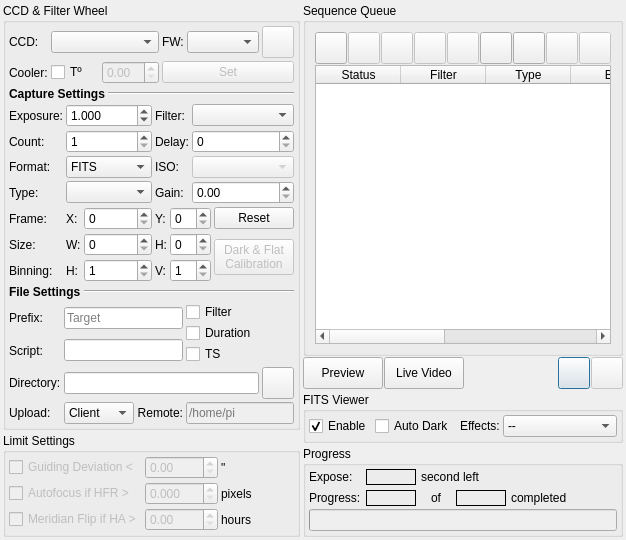
This is kstars/ekos/capture/capture.ui in KDE/kstars as Qt 5 draws it before an edit. The edited form follows.
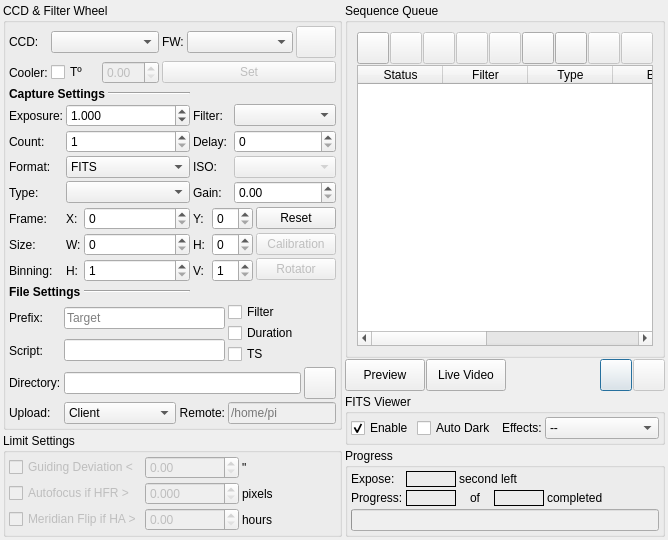
This is the edited form.

Commit message: Initial work for rotator support.

What changed in the file:
```diff
--- a/kstars/ekos/capture/capture.ui
+++ b/kstars/ekos/capture/capture.ui
@@ -6,8 +6,8 @@
    <rect>
     <x>0</x>
     <y>0</y>
-    <width>623</width>
-    <height>519</height>
+    <width>662</width>
+    <height>517</height>
    </rect>
   </property>
   <layout class="QHBoxLayout" name="horizontalLayout_2" stretch="1,2">
@@ -51,10 +51,7 @@
        <property name="title">
         <string>CCD &amp;&amp; Filter Wheel</string>
        </property>
-       <layout class="QVBoxLayout" name="verticalLayout_3">
-        <property name="spacing">
-         <number>3</number>
-        </property>
+       <layout class="QGridLayout" name="gridLayout">
         <property name="leftMargin">
          <number>3</number>
         </property>
@@ -67,7 +64,10 @@
         <property name="bottomMargin">
          <number>3</number>
         </property>
-        <item>
+        <property name="spacing">
+         <number>3</number>
+        </property>
+        <item row="0" column="0" colspan="7">
          <layout class="QGridLayout" name="gridLayout_4">
           <property name="spacing">
            <number>3</number>
@@ -204,7 +204,7 @@
           </item>
          </layout>
         </item>
-        <item>
+        <item row="1" column="0" colspan="3">
          <layout class="QHBoxLayout" name="horizontalLayout">
           <property name="spacing">
            <number>3</number>
@@ -231,13 +231,8 @@
           </item>
          </layout>
         </item>
-        <item>
-         <layout class="QGridLayout" name="gridLayout">
-          <property name="spacing">
-           <number>3</number>
-          </property>
-          <item row="6" column="3">
-           <widget class="QLabel" name="textLabel1_14">
+        <item row="2" column="0">
+         <widget class="QLabel" name="exposureLabel_2">
             <property name="toolTip">
              <string/>
             </property>
@@ -245,110 +240,11 @@
              <string/>
             </property>
             <property name="text">
-             <string>Y:</string>
+           <string>Exposure:</string>
             </property>
            </widget>
           </item>
-          <item row="8" column="0">
-           <widget class="QLabel" name="textLabel1_9">
-            <property name="toolTip">
-             <string>Horizontal and Vertical binning</string>
-            </property>
-            <property name="whatsThis">
-             <string/>
-            </property>
-            <property name="text">
-             <string>Binning:</string>
-            </property>
-           </widget>
-          </item>
-          <item row="7" column="3">
-           <widget class="QLabel" name="textLabel1_16">
-            <property name="toolTip">
-             <string/>
-            </property>
-            <property name="whatsThis">
-             <string/>
-            </property>
-            <property name="text">
-             <string>H:</string>
-            </property>
-           </widget>
-          </item>
-          <item row="1" column="1" colspan="2">
-           <widget class="QSpinBox" name="countIN">
-            <property name="sizePolicy">
-             <sizepolicy hsizetype="MinimumExpanding" vsizetype="Fixed">
-              <horstretch>0</horstretch>
-              <verstretch>0</verstretch>
-             </sizepolicy>
-            </property>
-            <property name="minimum">
-             <number>1</number>
-            </property>
-            <property name="maximum">
-             <number>999</number>
-            </property>
-            <property name="value">
-             <number>1</number>
-            </property>
-           </widget>
-          </item>
-          <item row="6" column="6">
-           <widget class="QPushButton" name="resetFrameB">
-            <property name="sizePolicy">
-             <sizepolicy hsizetype="Minimum" vsizetype="Fixed">
-              <horstretch>0</horstretch>
-              <verstretch>0</verstretch>
-             </sizepolicy>
-            </property>
-            <property name="minimumSize">
-             <size>
-              <width>0</width>
-              <height>0</height>
-             </size>
-            </property>
-            <property name="maximumSize">
-             <size>
-              <width>16777215</width>
-              <height>16777215</height>
-             </size>
-            </property>
-            <property name="toolTip">
-             <string>Reset CCD frame &amp; size values to default values</string>
-            </property>
-            <property name="text">
-             <string>Reset</string>
-            </property>
-            <property name="iconSize">
-             <size>
-              <width>16</width>
-              <height>16</height>
-             </size>
-            </property>
-           </widget>
-          </item>
-          <item row="0" column="5" colspan="2">
-           <widget class="QComboBox" name="FilterPosCombo">
-            <property name="sizePolicy">
-             <sizepolicy hsizetype="MinimumExpanding" vsizetype="Fixed">
-              <horstretch>0</horstretch>
-              <verstretch>0</verstretch>
-             </sizepolicy>
-            </property>
-           </widget>
-          </item>
-          <item row="6" column="4" colspan="2">
-           <widget class="QSpinBox" name="frameYIN">
-            <property name="sizePolicy">
-             <sizepolicy hsizetype="Expanding" vsizetype="Fixed">
-              <horstretch>0</horstretch>
-              <verstretch>0</verstretch>
-             </sizepolicy>
-            </property>
-           </widget>
-          </item>
-          <item row="0" column="1" colspan="2">
+        <item row="2" column="1" colspan="2">
            <widget class="QDoubleSpinBox" name="exposureIN">
             <property name="sizePolicy">
              <sizepolicy hsizetype="MinimumExpanding" vsizetype="Fixed">
@@ -370,7 +266,30 @@
             </property>
            </widget>
           </item>
-          <item row="1" column="0">
+        <item row="2" column="3" colspan="2">
+         <widget class="QLabel" name="textLabel1_2_3">
+          <property name="toolTip">
+           <string/>
+          </property>
+          <property name="whatsThis">
+           <string/>
+          </property>
+          <property name="text">
+           <string>Filter:</string>
+          </property>
+         </widget>
+        </item>
+        <item row="2" column="5" colspan="2">
+         <widget class="QComboBox" name="FilterPosCombo">
+          <property name="sizePolicy">
+           <sizepolicy hsizetype="MinimumExpanding" vsizetype="Fixed">
+            <horstretch>0</horstretch>
+            <verstretch>0</verstretch>
+           </sizepolicy>
+          </property>
+         </widget>
+        </item>
+        <item row="3" column="0">
            <widget class="QLabel" name="textLabel1_4">
             <property name="toolTip">
              <string>Number of images to capture</string>
@@ -383,8 +302,8 @@
             </property>
            </widget>
           </item>
-          <item row="8" column="2">
-           <widget class="QSpinBox" name="binXIN">
+        <item row="3" column="1" colspan="2">
+         <widget class="QSpinBox" name="countIN">
             <property name="sizePolicy">
              <sizepolicy hsizetype="MinimumExpanding" vsizetype="Fixed">
               <horstretch>0</horstretch>
@@ -398,164 +317,14 @@
              <number>1</number>
             </property>
             <property name="maximum">
-             <number>10</number>
+           <number>999</number>
             </property>
             <property name="value">
              <number>1</number>
             </property>
            </widget>
           </item>
-          <item row="7" column="4" colspan="2">
-           <widget class="QSpinBox" name="frameHIN">
-            <property name="sizePolicy">
-             <sizepolicy hsizetype="Expanding" vsizetype="Fixed">
-              <horstretch>0</horstretch>
-              <verstretch>0</verstretch>
-             </sizepolicy>
-            </property>
-           </widget>
-          </item>
-          <item row="0" column="0">
-           <widget class="QLabel" name="exposureLabel_2">
-            <property name="toolTip">
-             <string>Set the exposure time in seconds for individual images, if applicable</string>
-            </property>
-            <property name="whatsThis">
-             <string/>
-            </property>
-            <property name="text">
-             <string>Exposure:</string>
-            </property>
-           </widget>
-          </item>
-          <item row="6" column="1">
-           <widget class="QLabel" name="textLabel1_13">
-            <property name="toolTip">
-             <string/>
-            </property>
-            <property name="whatsThis">
-             <string/>
-            </property>
-            <property name="text">
-             <string>X:</string>
-            </property>
-           </widget>
-          </item>
-          <item row="3" column="0">
-           <widget class="QLabel" name="label_7">
-            <property name="text">
-             <string>Format:</string>
-            </property>
-           </widget>
-          </item>
-          <item row="7" column="2">
-           <widget class="QSpinBox" name="frameWIN">
-            <property name="sizePolicy">
-             <sizepolicy hsizetype="Expanding" vsizetype="Fixed">
-              <horstretch>0</horstretch>
-              <verstretch>0</verstretch>
-             </sizepolicy>
-            </property>
-            <property name="maximum">
-             <number>99</number>
-            </property>
-           </widget>
-          </item>
-          <item row="6" column="0">
-           <widget class="QLabel" name="textLabel1_12">
-            <property name="toolTip">
-             <string/>
-            </property>
-            <property name="whatsThis">
-             <string/>
-            </property>
-            <property name="text">
-             <string>Frame:</string>
-            </property>
-           </widget>
-          </item>
-          <item row="8" column="1">
-           <widget class="QLabel" name="textLabel1_10">
-            <property name="toolTip">
-             <string/>
-            </property>
-            <property name="whatsThis">
-             <string/>
-            </property>
-            <property name="text">
-             <string>H:</string>
-            </property>
-           </widget>
-          </item>
           <item row="3" column="3" colspan="2">
-           <widget class="QLabel" name="ISOLabel">
-            <property name="text">
-             <string>ISO:</string>
-            </property>
-            <property name="alignment">
-             <set>Qt::AlignLeading|Qt::AlignLeft|Qt::AlignVCenter</set>
-            </property>
-           </widget>
-          </item>
-          <item row="1" column="5" colspan="2">
-           <widget class="QSpinBox" name="delayIN">
-            <property name="sizePolicy">
-             <sizepolicy hsizetype="MinimumExpanding" vsizetype="Fixed">
-              <horstretch>0</horstretch>
-              <verstretch>0</verstretch>
-             </sizepolicy>
-            </property>
-            <property name="maximum">
-             <number>3600</number>
-            </property>
-           </widget>
-          </item>
-          <item row="7" column="1">
-           <widget class="QLabel" name="textLabel1_15">
-            <property name="toolTip">
-             <string/>
-            </property>
-            <property name="whatsThis">
-             <string/>
-            </property>
-            <property name="text">
-             <string>W:</string>
-            </property>
-           </widget>
-          </item>
-          <item row="5" column="1" colspan="2">
-           <widget class="QComboBox" name="frameTypeCombo">
-            <property name="sizePolicy">
-             <sizepolicy hsizetype="MinimumExpanding" vsizetype="Fixed">
-              <horstretch>0</horstretch>
-              <verstretch>0</verstretch>
-             </sizepolicy>
-            </property>
-           </widget>
-          </item>
-          <item row="8" column="4" colspan="2">
-           <widget class="QSpinBox" name="binYIN">
-            <property name="sizePolicy">
-             <sizepolicy hsizetype="MinimumExpanding" vsizetype="Fixed">
-              <horstretch>0</horstretch>
-              <verstretch>0</verstretch>
-             </sizepolicy>
-            </property>
-            <property name="toolTip">
-             <string>Vertical binning</string>
-            </property>
-            <property name="minimum">
-             <number>1</number>
-            </property>
-            <property name="maximum">
-             <number>10</number>
-            </property>
-            <property name="value">
-             <number>1</number>
-            </property>
-           </widget>
-          </item>
-          <item row="1" column="3" colspan="2">
            <widget class="QLabel" name="textLabel1_8">
             <property name="toolTip">
              <string>Delay in seconds between consecutive images</string>
@@ -568,72 +337,27 @@
             </property>
            </widget>
           </item>
-          <item row="6" column="2">
-           <widget class="QSpinBox" name="frameXIN">
-            <property name="sizePolicy">
-             <sizepolicy hsizetype="Expanding" vsizetype="Fixed">
-              <horstretch>0</horstretch>
-              <verstretch>0</verstretch>
-             </sizepolicy>
-            </property>
-           </widget>
-          </item>
-          <item row="8" column="3">
-           <widget class="QLabel" name="textLabel1_11">
-            <property name="toolTip">
-             <string/>
-            </property>
-            <property name="whatsThis">
-             <string/>
-            </property>
-            <property name="text">
-             <string>V:</string>
-            </property>
-           </widget>
-          </item>
-          <item row="7" column="0">
-           <widget class="QLabel" name="textLabel1_19">
-            <property name="toolTip">
-             <string/>
-            </property>
-            <property name="whatsThis">
-             <string/>
-            </property>
-            <property name="text">
-             <string>Size:</string>
-            </property>
-           </widget>
-          </item>
-          <item row="5" column="0">
-           <widget class="QLabel" name="textLabel1_17">
-            <property name="toolTip">
-             <string/>
-            </property>
-            <property name="whatsThis">
-             <string/>
-            </property>
-            <property name="text">
-             <string>Type:</string>
-            </property>
-           </widget>
-          </item>
           <item row="3" column="5" colspan="2">
-           <widget class="QComboBox" name="ISOCombo">
-            <property name="enabled">
-             <bool>false</bool>
-            </property>
+         <widget class="QSpinBox" name="delayIN">
             <property name="sizePolicy">
              <sizepolicy hsizetype="MinimumExpanding" vsizetype="Fixed">
               <horstretch>0</horstretch>
               <verstretch>0</verstretch>
              </sizepolicy>
             </property>
-            <property name="toolTip">
-             <string>ISO settings</string>
+          <property name="maximum">
+           <number>3600</number>
             </property>
            </widget>
           </item>
-          <item row="3" column="1" colspan="2">
+        <item row="4" column="0">
+         <widget class="QLabel" name="label_7">
+          <property name="text">
+           <string>Format:</string>
+          </property>
+         </widget>
+        </item>
+        <item row="4" column="1" colspan="2">
            <widget class="QComboBox" name="transferFormatCombo">
             <property name="toolTip">
              <string>Image Transfer Format</string>
@@ -650,8 +374,34 @@
             </item>
            </widget>
           </item>
-          <item row="0" column="3" colspan="2">
-           <widget class="QLabel" name="textLabel1_2_3">
+        <item row="4" column="3" colspan="2">
+         <widget class="QLabel" name="ISOLabel">
+          <property name="text">
+           <string>ISO:</string>
+          </property>
+          <property name="alignment">
+           <set>Qt::AlignLeading|Qt::AlignLeft|Qt::AlignVCenter</set>
+          </property>
+         </widget>
+        </item>
+        <item row="4" column="5" colspan="2">
+         <widget class="QComboBox" name="ISOCombo">
+          <property name="enabled">
+           <bool>false</bool>
+          </property>
+          <property name="sizePolicy">
+           <sizepolicy hsizetype="MinimumExpanding" vsizetype="Fixed">
+            <horstretch>0</horstretch>
+            <verstretch>0</verstretch>
+           </sizepolicy>
+          </property>
+          <property name="toolTip">
+           <string>ISO settings</string>
+          </property>
+         </widget>
+        </item>
+        <item row="5" column="0">
+         <widget class="QLabel" name="textLabel1_17">
             <property name="toolTip">
              <string/>
             </property>
@@ -659,7 +409,17 @@
              <string/>
             </property>
             <property name="text">
-             <string>Filter:</string>
+           <string>Type:</string>
+          </property>
+         </widget>
+        </item>
+        <item row="5" column="1" colspan="2">
+         <widget class="QComboBox" name="frameTypeCombo">
+          <property name="sizePolicy">
+           <sizepolicy hsizetype="MinimumExpanding" vsizetype="Fixed">
+            <horstretch>0</horstretch>
+            <verstretch>0</verstretch>
+           </sizepolicy>
             </property>
            </widget>
           </item>
@@ -673,7 +433,167 @@
           <item row="5" column="5" colspan="2">
            <widget class="QDoubleSpinBox" name="gainIN"/>
           </item>
+        <item row="6" column="0">
+         <widget class="QLabel" name="textLabel1_12">
+          <property name="toolTip">
+           <string/>
+          </property>
+          <property name="whatsThis">
+           <string/>
+          </property>
+          <property name="text">
+           <string>Frame:</string>
+          </property>
+         </widget>
+        </item>
+        <item row="6" column="1">
+         <widget class="QLabel" name="textLabel1_13">
+          <property name="toolTip">
+           <string/>
+          </property>
+          <property name="whatsThis">
+           <string/>
+          </property>
+          <property name="text">
+           <string>X:</string>
+          </property>
+         </widget>
+        </item>
+        <item row="6" column="2">
+         <widget class="QSpinBox" name="frameXIN">
+          <property name="sizePolicy">
+           <sizepolicy hsizetype="Expanding" vsizetype="Fixed">
+            <horstretch>0</horstretch>
+            <verstretch>0</verstretch>
+           </sizepolicy>
+          </property>
+         </widget>
+        </item>
+        <item row="6" column="3">
+         <widget class="QLabel" name="textLabel1_14">
+          <property name="toolTip">
+           <string/>
+          </property>
+          <property name="whatsThis">
+           <string/>
+          </property>
+          <property name="text">
+           <string>Y:</string>
+          </property>
+         </widget>
+        </item>
+        <item row="6" column="4" colspan="2">
+         <widget class="QSpinBox" name="frameYIN">
+          <property name="sizePolicy">
+           <sizepolicy hsizetype="Expanding" vsizetype="Fixed">
+            <horstretch>0</horstretch>
+            <verstretch>0</verstretch>
+           </sizepolicy>
+          </property>
+         </widget>
+        </item>
+        <item row="6" column="6">
+         <widget class="QPushButton" name="resetFrameB">
+          <property name="sizePolicy">
+           <sizepolicy hsizetype="Minimum" vsizetype="Fixed">
+            <horstretch>0</horstretch>
+            <verstretch>0</verstretch>
+           </sizepolicy>
+          </property>
+          <property name="minimumSize">
+           <size>
+            <width>0</width>
+            <height>0</height>
+           </size>
+          </property>
+          <property name="maximumSize">
+           <size>
+            <width>16777215</width>
+            <height>16777215</height>
+           </size>
+          </property>
+          <property name="toolTip">
+           <string>Reset CCD frame &amp; size values to default values</string>
+          </property>
+          <property name="text">
+           <string>Reset</string>
+          </property>
+          <property name="iconSize">
+           <size>
+            <width>16</width>
+            <height>16</height>
+           </size>
+          </property>
+         </widget>
+        </item>
+        <item row="7" column="0">
+         <widget class="QLabel" name="textLabel1_19">
+          <property name="toolTip">
+           <string/>
+          </property>
+          <property name="whatsThis">
+           <string/>
+          </property>
+          <property name="text">
+           <string>Size:</string>
+          </property>
+         </widget>
+        </item>
+        <item row="7" column="1">
+         <widget class="QLabel" name="textLabel1_15">
+          <property name="toolTip">
+           <string/>
+          </property>
+          <property name="whatsThis">
+           <string/>
+          </property>
+          <property name="text">
+           <string>W:</string>
+          </property>
+         </widget>
+        </item>
+        <item row="7" column="2">
+         <widget class="QSpinBox" name="frameWIN">
+          <property name="sizePolicy">
+           <sizepolicy hsizetype="Expanding" vsizetype="Fixed">
+            <horstretch>0</horstretch>
+            <verstretch>0</verstretch>
+           </sizepolicy>
+          </property>
+          <property name="maximum">
+           <number>99</number>
+          </property>
+         </widget>
+        </item>
+        <item row="7" column="3">
+         <widget class="QLabel" name="textLabel1_16">
+          <property name="toolTip">
+           <string/>
+          </property>
+          <property name="whatsThis">
+           <string/>
+          </property>
+          <property name="text">
+           <string>H:</string>
+          </property>
+         </widget>
+        </item>
+        <item row="7" column="4" colspan="2">
+         <widget class="QSpinBox" name="frameHIN">
+          <property name="sizePolicy">
+           <sizepolicy hsizetype="Expanding" vsizetype="Fixed">
+            <horstretch>0</horstretch>
+            <verstretch>0</verstretch>
+           </sizepolicy>
+          </property>
+         </widget>
+        </item>
           <item row="7" column="6" rowspan="2">
+         <layout class="QVBoxLayout" name="verticalLayout_3">
+          <property name="spacing">
+           <number>3</number>
+          </property>
+          <item>
            <widget class="QPushButton" name="calibrationB">
             <property name="enabled">
              <bool>false</bool>
@@ -700,8 +620,7 @@
              <string>Dark &amp; Flat frames automatic calibration options</string>
             </property>
             <property name="text">
-             <string>Dark &amp;&amp; Flat
-Calibration</string>
+             <string>Calibration</string>
             </property>
             <property name="iconSize">
              <size>
@@ -711,9 +630,105 @@
             </property>
            </widget>
           </item>
-         </layout>
-        </item>
         <item>
+           <widget class="QPushButton" name="rotatorB">
+            <property name="enabled">
+             <bool>false</bool>
+            </property>
+            <property name="toolTip">
+             <string>Rotator Control</string>
+            </property>
+            <property name="text">
+             <string>Rotator</string>
+            </property>
+           </widget>
+          </item>
+         </layout>
+        </item>
+        <item row="8" column="0">
+         <widget class="QLabel" name="textLabel1_9">
+          <property name="toolTip">
+           <string>Horizontal and Vertical binning</string>
+          </property>
+          <property name="whatsThis">
+           <string/>
+          </property>
+          <property name="text">
+           <string>Binning:</string>
+          </property>
+         </widget>
+        </item>
+        <item row="8" column="1">
+         <widget class="QLabel" name="textLabel1_10">
+          <property name="toolTip">
+           <string/>
+          </property>
+          <property name="whatsThis">
+           <string/>
+          </property>
+          <property name="text">
+           <string>H:</string>
+          </property>
+         </widget>
+        </item>
+        <item row="8" column="2">
+         <widget class="QSpinBox" name="binXIN">
+          <property name="sizePolicy">
+           <sizepolicy hsizetype="MinimumExpanding" vsizetype="Fixed">
+            <horstretch>0</horstretch>
+            <verstretch>0</verstretch>
+           </sizepolicy>
+          </property>
+          <property name="toolTip">
+           <string>Horizontal binning</string>
+          </property>
+          <property name="minimum">
+           <number>1</number>
+          </property>
+          <property name="maximum">
+           <number>10</number>
+          </property>
+          <property name="value">
+           <number>1</number>
+          </property>
+         </widget>
+        </item>
+        <item row="8" column="3">
+         <widget class="QLabel" name="textLabel1_11">
+          <property name="toolTip">
+           <string/>
+          </property>
+          <property name="whatsThis">
+           <string/>
+          </property>
+          <property name="text">
+           <string>V:</string>
+          </property>
+         </widget>
+        </item>
+        <item row="8" column="4" colspan="2">
+         <widget class="QSpinBox" name="binYIN">
+          <property name="sizePolicy">
+           <sizepolicy hsizetype="MinimumExpanding" vsizetype="Fixed">
+            <horstretch>0</horstretch>
+            <verstretch>0</verstretch>
+           </sizepolicy>
+          </property>
+          <property name="toolTip">
+           <string>Vertical binning</string>
+          </property>
+          <property name="minimum">
+           <number>1</number>
+          </property>
+          <property name="maximum">
+           <number>10</number>
+          </property>
+          <property name="value">
+           <number>1</number>
+          </property>
+         </widget>
+        </item>
+        <item row="9" column="0" colspan="3">
          <layout class="QHBoxLayout" name="horizontalLayout_4">
           <property name="spacing">
            <number>3</number>
@@ -740,7 +755,7 @@
           </item>
          </layout>
         </item>
-        <item>
+        <item row="10" column="0" colspan="7">
          <layout class="QGridLayout" name="gridLayout_3">
           <property name="spacing">
            <number>3</number>
@@ -1732,7 +1747,7 @@
             <item>
              <layout class="QGridLayout" name="progressLayout">
               <property name="spacing">
-               <number>5</number>
+               <number>3</number>
               </property>
               <item row="0" column="0">
                <widget class="QLabel" name="progressLabel_3">
```
Left out of the diff: 12 changed lines with no effect on the pictures. Lines whose indentation alone changed are shown as unchanged. The commit also changes 6 other files.
